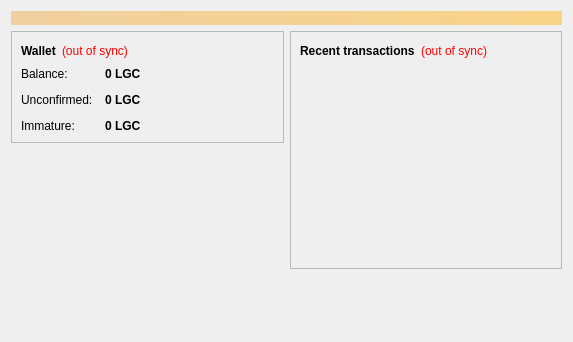
The window that src/qt/forms/overviewpage.ui (Logicoin/logicoin) describes before a commit, drawn with Qt 5.
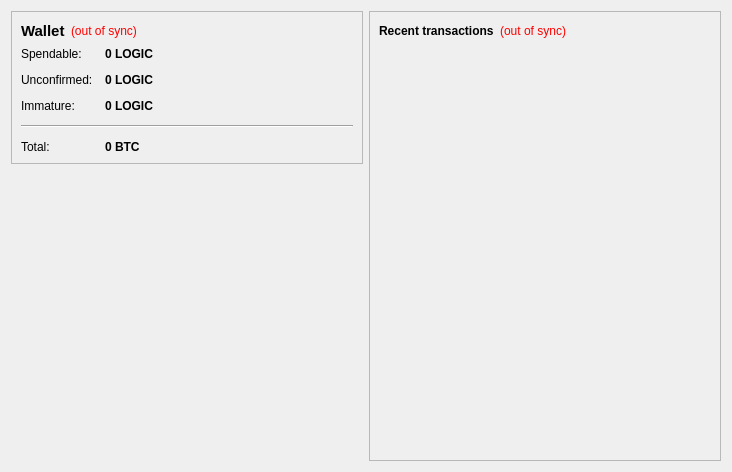
The same window after the commit.

What changed in the file:
```diff
--- a/src/qt/forms/overviewpage.ui
+++ b/src/qt/forms/overviewpage.ui
@@ -6,32 +6,14 @@
    <rect>
     <x>0</x>
     <y>0</y>
-    <width>573</width>
-    <height>342</height>
+    <width>732</width>
+    <height>472</height>
    </rect>
   </property>
   <property name="windowTitle">
    <string>Form</string>
   </property>
-  <layout class="QVBoxLayout" name="topLayout">
-   <item>
-    <widget class="QLabel" name="labelAlerts">
-     <property name="visible">
-      <bool>false</bool>
-     </property>
-     <property name="styleSheet">
-      <string notr="true">background-color: qlineargradient(x1: 0, y1: 0, x2: 1, y2: 0, stop:0 #F0D0A0, stop:1 #F8D488); color:#000000;</string>
-     </property>
-     <property name="wordWrap">
-      <bool>true</bool>
-     </property>
-     <property name="margin">
-      <number>3</number>
-     </property>
-    </widget>
-   </item>
-   <item>
-    <layout class="QHBoxLayout" name="horizontalLayout" stretch="1,1">
+  <layout class="QHBoxLayout" name="horizontalLayout" stretch="0,0">
      <item>
       <layout class="QVBoxLayout" name="verticalLayout_2">
        <item>
@@ -47,8 +29,397 @@
            <layout class="QHBoxLayout" name="horizontalLayout_4">
             <item>
              <widget class="QLabel" name="label_5">
+            <property name="palette">
+             <palette>
+              <active>
+               <colorrole role="Button">
+                <brush brushstyle="SolidPattern">
+                 <color alpha="255">
+                  <red>255</red>
+                  <green>255</green>
+                  <blue>255</blue>
+                 </color>
+                </brush>
+               </colorrole>
+               <colorrole role="Light">
+                <brush brushstyle="SolidPattern">
+                 <color alpha="255">
+                  <red>255</red>
+                  <green>255</green>
+                  <blue>255</blue>
+                 </color>
+                </brush>
+               </colorrole>
+               <colorrole role="Midlight">
+                <brush brushstyle="SolidPattern">
+                 <color alpha="255">
+                  <red>255</red>
+                  <green>255</green>
+                  <blue>255</blue>
+                 </color>
+                </brush>
+               </colorrole>
+               <colorrole role="Dark">
+                <brush brushstyle="SolidPattern">
+                 <color alpha="255">
+                  <red>127</red>
+                  <green>127</green>
+                  <blue>127</blue>
+                 </color>
+                </brush>
+               </colorrole>
+               <colorrole role="Mid">
+                <brush brushstyle="SolidPattern">
+                 <color alpha="255">
+                  <red>170</red>
+                  <green>170</green>
+                  <blue>170</blue>
+                 </color>
+                </brush>
+               </colorrole>
+               <colorrole role="Text">
+                <brush brushstyle="SolidPattern">
+                 <color alpha="255">
+                  <red>0</red>
+                  <green>0</green>
+                  <blue>0</blue>
+                 </color>
+                </brush>
+               </colorrole>
+               <colorrole role="BrightText">
+                <brush brushstyle="SolidPattern">
+                 <color alpha="255">
+                  <red>255</red>
+                  <green>255</green>
+                  <blue>255</blue>
+                 </color>
+                </brush>
+               </colorrole>
+               <colorrole role="ButtonText">
+                <brush brushstyle="SolidPattern">
+                 <color alpha="255">
+                  <red>0</red>
+                  <green>0</green>
+                  <blue>0</blue>
+                 </color>
+                </brush>
+               </colorrole>
+               <colorrole role="Base">
+                <brush brushstyle="SolidPattern">
+                 <color alpha="255">
+                  <red>255</red>
+                  <green>255</green>
+                  <blue>255</blue>
+                 </color>
+                </brush>
+               </colorrole>
+               <colorrole role="Window">
+                <brush brushstyle="SolidPattern">
+                 <color alpha="255">
+                  <red>255</red>
+                  <green>255</green>
+                  <blue>255</blue>
+                 </color>
+                </brush>
+               </colorrole>
+               <colorrole role="Shadow">
+                <brush brushstyle="SolidPattern">
+                 <color alpha="255">
+                  <red>0</red>
+                  <green>0</green>
+                  <blue>0</blue>
+                 </color>
+                </brush>
+               </colorrole>
+               <colorrole role="AlternateBase">
+                <brush brushstyle="SolidPattern">
+                 <color alpha="255">
+                  <red>255</red>
+                  <green>255</green>
+                  <blue>255</blue>
+                 </color>
+                </brush>
+               </colorrole>
+               <colorrole role="ToolTipBase">
+                <brush brushstyle="SolidPattern">
+                 <color alpha="255">
+                  <red>255</red>
+                  <green>255</green>
+                  <blue>220</blue>
+                 </color>
+                </brush>
+               </colorrole>
+               <colorrole role="ToolTipText">
+                <brush brushstyle="SolidPattern">
+                 <color alpha="255">
+                  <red>0</red>
+                  <green>0</green>
+                  <blue>0</blue>
+                 </color>
+                </brush>
+               </colorrole>
+              </active>
+              <inactive>
+               <colorrole role="Button">
+                <brush brushstyle="SolidPattern">
+                 <color alpha="255">
+                  <red>255</red>
+                  <green>255</green>
+                  <blue>255</blue>
+                 </color>
+                </brush>
+               </colorrole>
+               <colorrole role="Light">
+                <brush brushstyle="SolidPattern">
+                 <color alpha="255">
+                  <red>255</red>
+                  <green>255</green>
+                  <blue>255</blue>
+                 </color>
+                </brush>
+               </colorrole>
+               <colorrole role="Midlight">
+                <brush brushstyle="SolidPattern">
+                 <color alpha="255">
+                  <red>255</red>
+                  <green>255</green>
+                  <blue>255</blue>
+                 </color>
+                </brush>
+               </colorrole>
+               <colorrole role="Dark">
+                <brush brushstyle="SolidPattern">
+                 <color alpha="255">
+                  <red>127</red>
+                  <green>127</green>
+                  <blue>127</blue>
+                 </color>
+                </brush>
+               </colorrole>
+               <colorrole role="Mid">
+                <brush brushstyle="SolidPattern">
+                 <color alpha="255">
+                  <red>170</red>
+                  <green>170</green>
+                  <blue>170</blue>
+                 </color>
+                </brush>
+               </colorrole>
+               <colorrole role="Text">
+                <brush brushstyle="SolidPattern">
+                 <color alpha="255">
+                  <red>0</red>
+                  <green>0</green>
+                  <blue>0</blue>
+                 </color>
+                </brush>
+               </colorrole>
+               <colorrole role="BrightText">
+                <brush brushstyle="SolidPattern">
+                 <color alpha="255">
+                  <red>255</red>
+                  <green>255</green>
+                  <blue>255</blue>
+                 </color>
+                </brush>
+               </colorrole>
+               <colorrole role="ButtonText">
+                <brush brushstyle="SolidPattern">
+                 <color alpha="255">
+                  <red>0</red>
+                  <green>0</green>
+                  <blue>0</blue>
+                 </color>
+                </brush>
+               </colorrole>
+               <colorrole role="Base">
+                <brush brushstyle="SolidPattern">
+                 <color alpha="255">
+                  <red>255</red>
+                  <green>255</green>
+                  <blue>255</blue>
+                 </color>
+                </brush>
+               </colorrole>
+               <colorrole role="Window">
+                <brush brushstyle="SolidPattern">
+                 <color alpha="255">
+                  <red>255</red>
+                  <green>255</green>
+                  <blue>255</blue>
+                 </color>
+                </brush>
+               </colorrole>
+               <colorrole role="Shadow">
+                <brush brushstyle="SolidPattern">
+                 <color alpha="255">
+                  <red>0</red>
+                  <green>0</green>
+                  <blue>0</blue>
+                 </color>
+                </brush>
+               </colorrole>
+               <colorrole role="AlternateBase">
+                <brush brushstyle="SolidPattern">
+                 <color alpha="255">
+                  <red>255</red>
+                  <green>255</green>
+                  <blue>255</blue>
+                 </color>
+                </brush>
+               </colorrole>
+               <colorrole role="ToolTipBase">
+                <brush brushstyle="SolidPattern">
+                 <color alpha="255">
+                  <red>255</red>
+                  <green>255</green>
+                  <blue>220</blue>
+                 </color>
+                </brush>
+               </colorrole>
+               <colorrole role="ToolTipText">
+                <brush brushstyle="SolidPattern">
+                 <color alpha="255">
+                  <red>0</red>
+                  <green>0</green>
+                  <blue>0</blue>
+                 </color>
+                </brush>
+               </colorrole>
+              </inactive>
+              <disabled>
+               <colorrole role="Button">
+                <brush brushstyle="SolidPattern">
+                 <color alpha="255">
+                  <red>255</red>
+                  <green>255</green>
+                  <blue>255</blue>
+                 </color>
+                </brush>
+               </colorrole>
+               <colorrole role="Light">
+                <brush brushstyle="SolidPattern">
+                 <color alpha="255">
+                  <red>255</red>
+                  <green>255</green>
+                  <blue>255</blue>
+                 </color>
+                </brush>
+               </colorrole>
+               <colorrole role="Midlight">
+                <brush brushstyle="SolidPattern">
+                 <color alpha="255">
+                  <red>255</red>
+                  <green>255</green>
+                  <blue>255</blue>
+                 </color>
+                </brush>
+               </colorrole>
+               <colorrole role="Dark">
+                <brush brushstyle="SolidPattern">
+                 <color alpha="255">
+                  <red>127</red>
+                  <green>127</green>
+                  <blue>127</blue>
+                 </color>
+                </brush>
+               </colorrole>
+               <colorrole role="Mid">
+                <brush brushstyle="SolidPattern">
+                 <color alpha="255">
+                  <red>170</red>
+                  <green>170</green>
+                  <blue>170</blue>
+                 </color>
+                </brush>
+               </colorrole>
+               <colorrole role="Text">
+                <brush brushstyle="SolidPattern">
+                 <color alpha="255">
+                  <red>127</red>
+                  <green>127</green>
+                  <blue>127</blue>
+                 </color>
+                </brush>
+               </colorrole>
+               <colorrole role="BrightText">
+                <brush brushstyle="SolidPattern">
+                 <color alpha="255">
+                  <red>255</red>
+                  <green>255</green>
+                  <blue>255</blue>
+                 </color>
+                </brush>
+               </colorrole>
+               <colorrole role="ButtonText">
+                <brush brushstyle="SolidPattern">
+                 <color alpha="255">
+                  <red>127</red>
+                  <green>127</green>
+                  <blue>127</blue>
+                 </color>
+                </brush>
+               </colorrole>
+               <colorrole role="Base">
+                <brush brushstyle="SolidPattern">
+                 <color alpha="255">
+                  <red>255</red>
+                  <green>255</green>
+                  <blue>255</blue>
+                 </color>
+                </brush>
+               </colorrole>
+               <colorrole role="Window">
+                <brush brushstyle="SolidPattern">
+                 <color alpha="255">
+                  <red>255</red>
+                  <green>255</green>
+                  <blue>255</blue>
+                 </color>
+                </brush>
+               </colorrole>
+               <colorrole role="Shadow">
+                <brush brushstyle="SolidPattern">
+                 <color alpha="255">
+                  <red>0</red>
+                  <green>0</green>
+                  <blue>0</blue>
+                 </color>
+                </brush>
+               </colorrole>
+               <colorrole role="AlternateBase">
+                <brush brushstyle="SolidPattern">
+                 <color alpha="255">
+                  <red>255</red>
+                  <green>255</green>
+                  <blue>255</blue>
+                 </color>
+                </brush>
+               </colorrole>
+               <colorrole role="ToolTipBase">
+                <brush brushstyle="SolidPattern">
+                 <color alpha="255">
+                  <red>255</red>
+                  <green>255</green>
+                  <blue>220</blue>
+                 </color>
+                </brush>
+               </colorrole>
+               <colorrole role="ToolTipText">
+                <brush brushstyle="SolidPattern">
+                 <color alpha="255">
+                  <red>0</red>
+                  <green>0</green>
+                  <blue>0</blue>
+                 </color>
+                </brush>
+               </colorrole>
+              </disabled>
+             </palette>
+            </property>
               <property name="font">
                <font>
+              <pointsize>11</pointsize>
                 <weight>75</weight>
                 <bold>true</bold>
                </font>
@@ -103,7 +474,7 @@
             <item row="0" column="0">
              <widget class="QLabel" name="label">
               <property name="text">
-               <string>Balance:</string>
+             <string>Spendable:</string>
               </property>
              </widget>
             </item>
@@ -122,21 +493,21 @@
                <string>Your current balance</string>
               </property>
               <property name="text">
-               <string notr="true">0 LGC</string>
+             <string notr="true">0 LOGIC</string>
               </property>
               <property name="textInteractionFlags">
                <set>Qt::LinksAccessibleByMouse|Qt::TextSelectableByKeyboard|Qt::TextSelectableByMouse</set>
               </property>
              </widget>
             </item>
-            <item row="1" column="0">
+          <item row="2" column="0">
              <widget class="QLabel" name="label_3">
               <property name="text">
                <string>Unconfirmed:</string>
               </property>
              </widget>
             </item>
-            <item row="1" column="1">
+          <item row="2" column="1">
              <widget class="QLabel" name="labelUnconfirmed">
               <property name="font">
                <font>
@@ -151,21 +522,21 @@
                <string>Total of transactions that have yet to be confirmed, and do not yet count toward the current balance</string>
               </property>
               <property name="text">
-               <string notr="true">0 LGC</string>
+             <string notr="true">0 LOGIC</string>
               </property>
               <property name="textInteractionFlags">
                <set>Qt::LinksAccessibleByMouse|Qt::TextSelectableByKeyboard|Qt::TextSelectableByMouse</set>
               </property>
              </widget>
             </item>
-            <item row="2" column="0">
+          <item row="3" column="0">
              <widget class="QLabel" name="labelImmatureText">
               <property name="text">
                <string>Immature:</string>
               </property>
              </widget>
             </item>
-            <item row="2" column="1">
+          <item row="3" column="1">
              <widget class="QLabel" name="labelImmature">
               <property name="font">
                <font>
@@ -177,18 +548,67 @@
                <string>Mined balance that has not yet matured</string>
               </property>
               <property name="text">
-               <string notr="true">0 LGC</string>
+             <string notr="true">0 LOGIC</string>
               </property>
               <property name="textInteractionFlags">
                <set>Qt::LinksAccessibleByMouse|Qt::TextSelectableByKeyboard|Qt::TextSelectableByMouse</set>
               </property>
              </widget>
             </item>
+          <item row="4" column="0" colspan="2">
+           <widget class="Line" name="line">
+            <property name="orientation">
+             <enum>Qt::Horizontal</enum>
+            </property>
+           </widget>
+          </item>
+          <item row="5" column="0">
+           <widget class="QLabel" name="labelTotalText">
+            <property name="text">
+             <string>Total:</string>
+            </property>
+           </widget>
+          </item>
+          <item row="5" column="1">
+           <widget class="QLabel" name="labelTotal">
+            <property name="font">
+             <font>
+              <weight>75</weight>
+              <bold>true</bold>
+             </font>
+            </property>
+            <property name="cursor">
+             <cursorShape>IBeamCursor</cursorShape>
+            </property>
+            <property name="toolTip">
+             <string>Your current total balance</string>
+            </property>
+            <property name="text">
+             <string notr="true">0 BTC</string>
+            </property>
+            <property name="textInteractionFlags">
+             <set>Qt::LinksAccessibleByMouse|Qt::TextSelectableByKeyboard|Qt::TextSelectableByMouse</set>
+            </property>
+           </widget>
+          </item>
            </layout>
           </item>
          </layout>
         </widget>
        </item>
+     <item>
+      <spacer name="verticalSpacer_4">
+       <property name="orientation">
+        <enum>Qt::Vertical</enum>
+       </property>
+       <property name="sizeHint" stdset="0">
+        <size>
+         <width>20</width>
+         <height>40</height>
+        </size>
+       </property>
+      </spacer>
+     </item>
        <item>
         <spacer name="verticalSpacer">
          <property name="orientation">
@@ -276,21 +696,6 @@
           </item>
          </layout>
         </widget>
-       </item>
-       <item>
-        <spacer name="verticalSpacer_2">
-         <property name="orientation">
-          <enum>Qt::Vertical</enum>
-         </property>
-         <property name="sizeHint" stdset="0">
-          <size>
-           <width>20</width>
-           <height>40</height>
-          </size>
-         </property>
-        </spacer>
-       </item>
-      </layout>
      </item>
     </layout>
    </item>
```
Left out of the diff: 2 changed lines with no effect on the pictures. Lines whose indentation alone changed are shown as unchanged.
